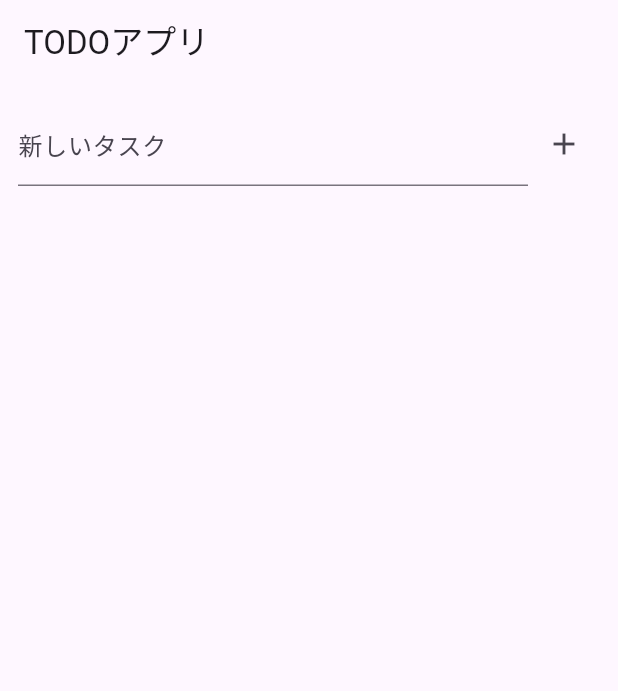
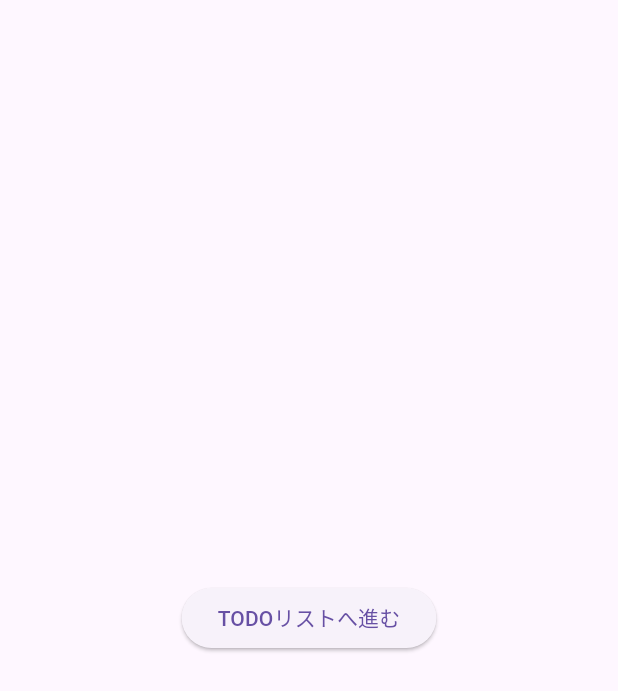
Before and after one commit to ameiro-lab/flutter_catch_up, a Flutter app: the screen it shows after launch, on a phone screen of 412 x 824 dp. Shown: the top 691 px of the screen. Run offline on Flutter 3.47's test engine with Material 3 defaults, Android fonts, the phone set to English and light mode, and no system bars.

Commit message:
add：画面遷移を追加

```diff
--- a/lib/app.dart
+++ b/lib/app.dart
@@ -1,7 +1,7 @@
 import 'package:flutter/material.dart';
+import 'package:flutter_catch_up/screens/top_screen.dart';
 import 'package:provider/provider.dart';
 import 'providers/todo_provider.dart';
-import 'screens/todo_list_screen.dart';
 
 /// TODOアプリケーションのルートウィジェット
 ///
@@ -24,7 +24,7 @@ class MyTodo extends StatelessWidget {  // 状態を持たないウェジット
       create: (_) => TodoProvider(),  // Providerが使う状態オブジェクトを設定
       child: MaterialApp(                   // GoogleのMaterial Designに準拠したUIや動作の土台を提供するウィジェット
         debugShowCheckedModeBanner: false,  // デバッグバナーを非表示に設定
-        home: const TodoListScreen(),       // ホーム画面の設定
+        home: const TopScreen(),            // ホーム画面の設定
       ),
     );
   }
--- /dev/null
+++ b/lib/screens/top_screen.dart
@@ -0,0 +1,27 @@
+import 'package:flutter/material.dart';
+import 'todo_list_screen.dart';
+
+class TopScreen extends StatelessWidget {
+  const TopScreen({super.key});
+
+  @override
+  Widget build(BuildContext context) {
+    return Scaffold(    // Scaffold は Flutter が提供する、マテリアルデザインの画面レイアウトの骨組みウィジェット
+      // appBar: AppBar(
+      //   title: const Text('Top Screen'),
+      // ),
+      body: Center(
+        child: ElevatedButton(  // マテリアルデザインに基づいた立体的なボタンウィジェット
+          onPressed: () {       // 押下時のイベントを設定
+            Navigator.push(     // Navigatorを用いて、新しい画面（ルート）をスタックに追加、遷移を実行する
+              context,          // Navigatorがルートを探すために必須
+              MaterialPageRoute(// マテリアルデザイン風の画面遷移（スライドイン）を提供するルートクラス
+                builder: (context) => const TodoListScreen()),  // 遷移先のウィジェットを生成する。TodoListScreen を指定
+            );
+          },
+          child: const Text('TODOリストへ進む'),
+        ),
+      ),
+    );
+  }
+}
```
